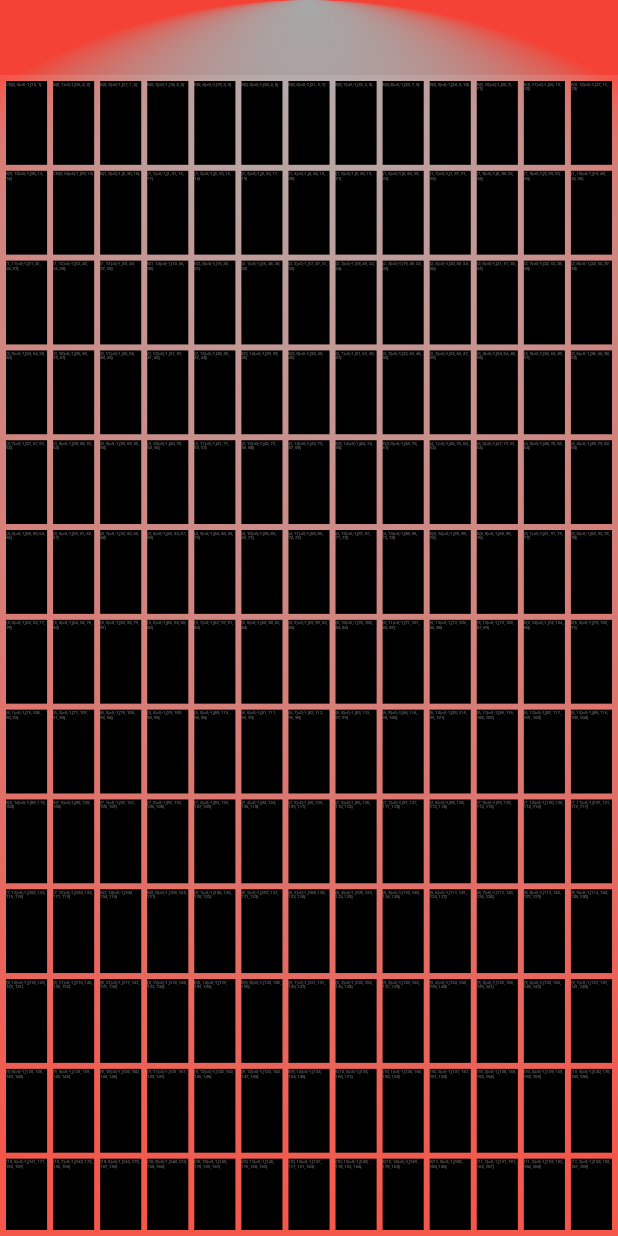
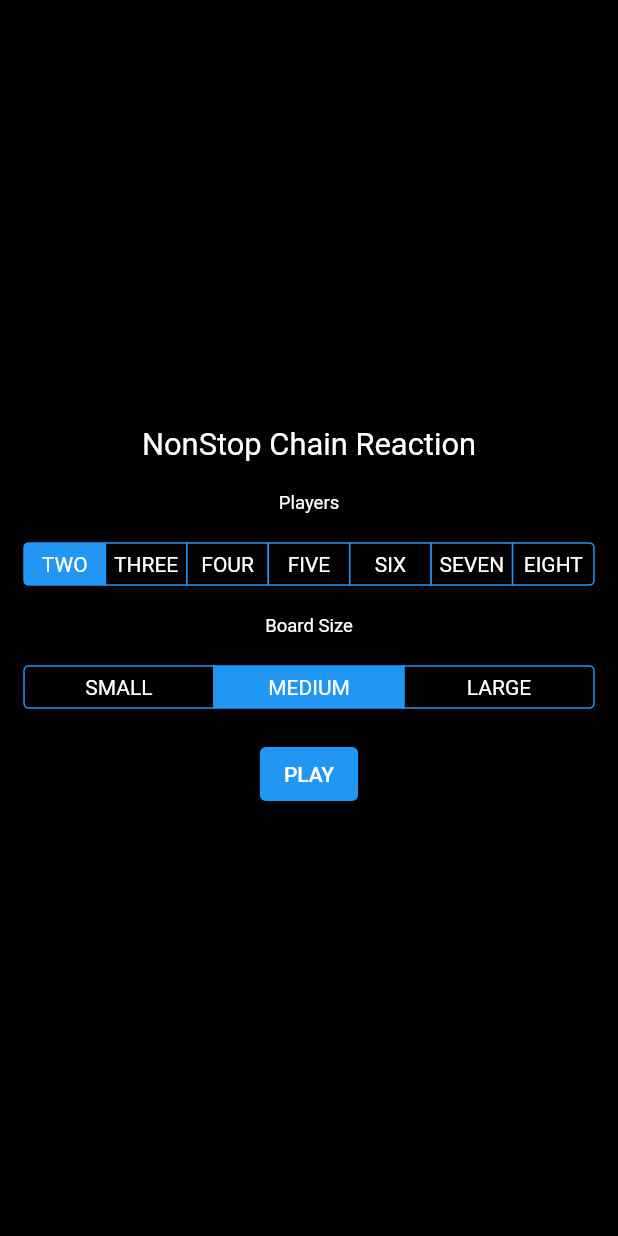
Before and after one commit to ProjectAJ14/flutter_chain_reaction, a Flutter app: the screen it shows after launch, on a phone screen of 412 x 824 dp. Run offline on Flutter 3.47's test engine with Material 2 defaults, Android fonts, the phone set to English and light mode, and no system bars; our stand-ins replace flutter_mobx, get_it, mobx, talker_flutter; generated files the repository leaves out were written again.

Commit message:
Added Setup Widget

```diff
--- a/lib/ui/game_page.dart
+++ b/lib/ui/game_page.dart
@@ -2,9 +2,9 @@ import 'package:flutter/material.dart';
 import 'package:flutter_mobx/flutter_mobx.dart';
 import 'package:provider/provider.dart';
 
-import '../services/index.dart';
 import '../store/game_store.dart';
 import 'widgets/game_over_widget.dart';
+import 'widgets/game_setup_widget.dart';
 import 'widgets/game_widget.dart';
 
 class GamePage extends StatefulWidget {
@@ -17,20 +17,19 @@ class GamePage extends StatefulWidget {
 class _GamePageState extends State<GamePage> {
   @override
   Widget build(BuildContext context) {
-    const boardSize = 15;
     return Provider(
-      create: (context) => GameStore()..init(boardSize),
+      create: (context) => GameStore(),
       child: Scaffold(
-        body: Stack(
-          children: [
-            Observer(
+        body: Observer(
           builder: (context) {
-                logger.d('BUILD:GameWidget');
             final store = Provider.of<GameStore>(context);
+            if (store.status == GameStatus.init) {
+              return const GameSetupWidget();
+            }
             return Stack(
               children: [
                 GameWidget(
-                      boardSize: boardSize,
+                  boardSize: store.boardSize,
                   color: store.currentPlayerColor,
                 ),
                 if (store.hasWinner) const GameOverWidget(),
@@ -38,8 +37,6 @@ class _GamePageState extends State<GamePage> {
             );
           },
         ),
-          ],
-        ),
       ),
     );
   }
--- a/lib/ui/widgets/game_over_widget.dart
+++ b/lib/ui/widgets/game_over_widget.dart
@@ -29,7 +29,7 @@ class GameOverWidget extends StatelessWidget {
             Center(
               child: ElevatedButton(
                 onPressed: store.reset,
-                child: const Text('Play again'),
+                child: const Text('PLAY AGAIN'),
               ),
             ),
           ],
--- /dev/null
+++ b/lib/ui/widgets/game_setup_widget.dart
@@ -0,0 +1,140 @@
+import 'package:flutter/cupertino.dart';
+import 'package:flutter/material.dart';
+import 'package:flutter_mobx/flutter_mobx.dart';
+import 'package:provider/provider.dart';
+
+import '../../store/game_store.dart';
+
+class GameSetupWidget extends StatelessWidget {
+  const GameSetupWidget({super.key});
+
+  @override
+  Widget build(BuildContext context) {
+    final store = Provider.of<GameStore>(context);
+    return LayoutBuilder(builder: (context, constrains) {
+      return Observer(builder: (context) {
+        return Container(
+          color: Colors.black,
+          child: Column(
+            mainAxisAlignment: MainAxisAlignment.center,
+            crossAxisAlignment: CrossAxisAlignment.stretch,
+            children: [
+              Center(
+                child: Text(
+                  'NonStop Chain Reaction',
+                  style: TextStyle(
+                    color: Colors.white,
+                    fontSize: constrains.maxWidth * 0.05,
+                  ),
+                ),
+              ),
+              const SizedBox(height: 20),
+              Center(
+                child: Text(
+                  'Players',
+                  style: TextStyle(
+                    color: Colors.white,
+                    fontSize: constrains.maxWidth * 0.03,
+                  ),
+                ),
+              ),
+              const SizedBox(height: 20),
+              CupertinoSegmentedControl<int>(
+                unselectedColor: Colors.black,
+                children: const {
+                  2: Text(
+                    'TWO',
+                    style: TextStyle(
+                      color: Colors.white,
+                    ),
+                  ),
+                  3: Text(
+                    'THREE',
+                    style: TextStyle(
+                      color: Colors.white,
+                    ),
+                  ),
+                  4: Text(
+                    'FOUR',
+                    style: TextStyle(
+                      color: Colors.white,
+                    ),
+                  ),
+                  5: Text(
+                    'FIVE',
+                    style: TextStyle(
+                      color: Colors.white,
+                    ),
+                  ),
+                  6: Text(
+                    'SIX',
+                    style: TextStyle(
+                      color: Colors.white,
+                    ),
+                  ),
+                  7: Text(
+                    'SEVEN',
+                    style: TextStyle(
+                      color: Colors.white,
+                    ),
+                  ),
+                  8: Text(
+                    'EIGHT',
+                    style: TextStyle(
+                      color: Colors.white,
+                    ),
+                  ),
+                },
+                onValueChanged: (value) => store.setPlayerCount(value),
+                groupValue: store.playerCount,
+              ),
+              const SizedBox(height: 20),
+              Center(
+                child: Text(
+                  'Board Size',
+                  style: TextStyle(
+                    color: Colors.white,
+                    fontSize: constrains.maxWidth * 0.03,
+                  ),
+                ),
+              ),
+              const SizedBox(height: 20),
+              CupertinoSegmentedControl<int>(
+                unselectedColor: Colors.black,
+                children: const {
+                  5: Text(
+                    'SMALL',
+                    style: TextStyle(
+                      color: Colors.white,
+                    ),
+                  ),
+                  10: Text(
+                    'MEDIUM',
+                    style: TextStyle(
+                      color: Colors.white,
+                    ),
+                  ),
+                  15: Text(
+                    'LARGE',
+                    style: TextStyle(
+                      color: Colors.white,
+                    ),
+                  ),
+                },
+                onValueChanged: (value) => store.setBoardSize(value),
+                groupValue: store.boardSize,
+              ),
+              const SizedBox(height: 20),
+              Center(
+                child: ElevatedButton(
+                  onPressed: store.init,
+                  child: const Text('PLAY'),
+                ),
+              ),
+            ],
+          ),
+        );
+      });
+    });
+  }
+}
```
Also changed, not shown: lib/model/player.dart (+13 -2 lines), lib/store/game_store.dart (+83 -29 lines), lib/ui/widgets/game_widget.dart (+30 -8 lines), lib/model/player.g.dart (added), lib/store/game_store.g.dart. Lines whose indentation alone changed are shown as unchanged.
